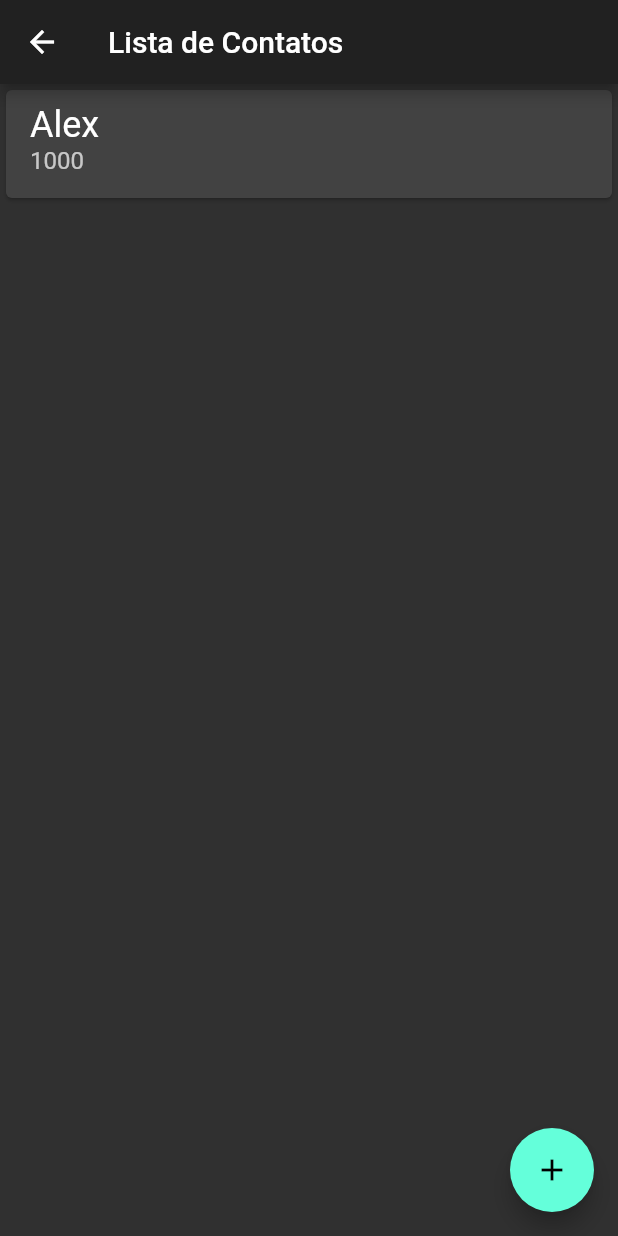
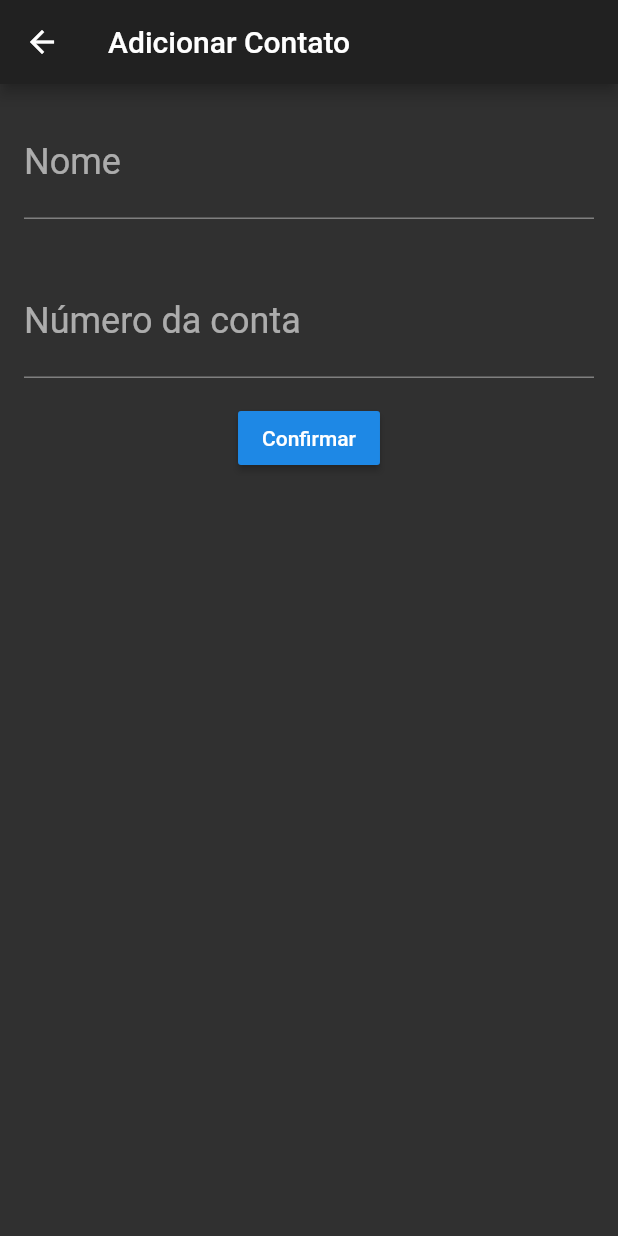
Before and after one commit to biiaFlor/bytebank_flutter, a Flutter app: the ListaContatos screen opened directly, after a tap on the "add" icon, on a phone screen of 412 x 824 dp. Run offline on Flutter 3.47's test engine with Material 2 defaults, Android fonts, the phone set to English and light mode, and no system bars.

Commit message:
Adição da tela de formulario de Contato e navegação entre a Lista e o formulario

```diff
--- /dev/null
+++ b/lib/Componenets/EditorNumero.dart
@@ -0,0 +1,29 @@
+import 'package:flutter/material.dart';
+
+class EditorNumero extends StatelessWidget {
+  final TextEditingController controlador;
+  final String rotulo;
+  final String dica;
+  final IconData icone;
+
+  EditorNumero({this.controlador, this.rotulo, this.dica, this.icone});
+
+  @override
+  Widget build(BuildContext context) {
+    return Padding(
+      padding: const EdgeInsets.all(16.0),
+      child: TextField(
+        controller: controlador,
+        style: TextStyle(
+          fontSize: 24.0,
+        ),
+        decoration: InputDecoration(
+          icon: icone != null ? Icon(icone) : null,
+          labelText: rotulo,
+          hintText: dica,
+        ),
+        keyboardType: TextInputType.number,
+      ),
+    );
+  }
+}
--- a/lib/Componenets/Editor.dart
+++ b/lib/Componenets/EditorTexto.dart
@@ -1,12 +1,12 @@
 import 'package:flutter/material.dart';
 
-class Editor extends StatelessWidget {
+class EditorTexto extends StatelessWidget {
   final TextEditingController controlador;
   final String rotulo;
   final String dica;
   final IconData icone;
 
-  Editor({this.controlador, this.rotulo, this.dica, this.icone});
+  EditorTexto({this.controlador, this.rotulo, this.dica, this.icone});
 
   @override
   Widget build(BuildContext context) {
@@ -22,7 +22,6 @@ class Editor extends StatelessWidget {
           labelText: rotulo,
           hintText: dica,
         ),
-        keyboardType: TextInputType.number,
       ),
     );
   }
--- /dev/null
+++ b/lib/Screens/FormularioContatos.dart
@@ -0,0 +1,53 @@
+import 'package:bytebank/Componenets/EditorNumero.dart';
+import 'package:flutter/material.dart';
+import '../Componenets/EditorTexto.dart';
+import '../Componenets/CaixaDialogo.dart';
+
+const _tituloAppBar = 'Adicionar Contato';
+const _dicaNome = 'Beatriz Silvestre Flor';
+const _dicaConta = '0000';
+const _rotuloNome = 'Nome';
+const _rotuloConta = 'Número da conta';
+const _textBotaoConfirmar = 'Confirmar';
+
+class FormularioContatos extends StatefulWidget {
+  final TextEditingController _controladorCampoNumeroConta =
+      TextEditingController();
+  final TextEditingController _controladorCampoNome = TextEditingController();
+
+  @override
+  State<StatefulWidget> createState() {
+    return FormularioContatosState();
+  }
+}
+
+class FormularioContatosState extends State<FormularioContatos> {
+  @override
+  Widget build(BuildContext context) {
+    return Scaffold(
+      appBar: AppBar(
+        title: Text(_tituloAppBar),
+      ),
+      body: SingleChildScrollView(
+        child: Column(
+          children: <Widget>[
+            EditorTexto(
+              controlador: widget._controladorCampoNome,
+              rotulo: _rotuloNome,
+              dica: _dicaNome,
+            ),
+            EditorNumero(
+              controlador: widget._controladorCampoNumeroConta,
+              rotulo: _rotuloConta,
+              dica: _dicaConta,
+            ),
+            RaisedButton(
+              child: Text(_textBotaoConfirmar),
+              onPressed: () {},
+            )
+          ],
+        ),
+      ),
+    );
+  }
+}
--- a/lib/Screens/FormularioTransferencia.dart
+++ b/lib/Screens/FormularioTransferencia.dart
@@ -1,5 +1,5 @@
 import 'package:flutter/material.dart';
-import '../Componenets/Editor.dart';
+import '../Componenets/EditorTexto.dart';
 import '../Componenets/CaixaDialogo.dart';
 import '../Models/Transferencia.dart';
 
@@ -31,12 +31,12 @@ class FormularioTransferenciaState extends State<FormularioTransferencia> {
       body: SingleChildScrollView(
         child: Column(
           children: <Widget>[
-            Editor(
+            EditorTexto(
               controlador: widget._controladorCampoNumeroConta,
               rotulo: _rotuloConta,
               dica: _dicaConta,
             ),
-            Editor(
+            EditorTexto(
               controlador: widget._controladorCampoValor,
               rotulo: _rotuloValor,
               dica: _dicaValor,
--- a/lib/Screens/ListaContatos.dart
+++ b/lib/Screens/ListaContatos.dart
@@ -1,4 +1,5 @@
 import 'package:flutter/material.dart';
+import 'FormularioContatos.dart';
 
 const _tituloAppBar = "Lista de Contatos";
 
@@ -26,7 +27,13 @@ class ListaContatos extends StatelessWidget {
         ],
       ),
       floatingActionButton: FloatingActionButton(
-        onPressed: () {},
+        onPressed: () {
+          Navigator.of(context).push(
+            MaterialPageRoute(
+              builder: (context) => FormularioContatos(),
+            ),
+          );
+        },
         child: Icon(Icons.add),
       ),
     );
```
